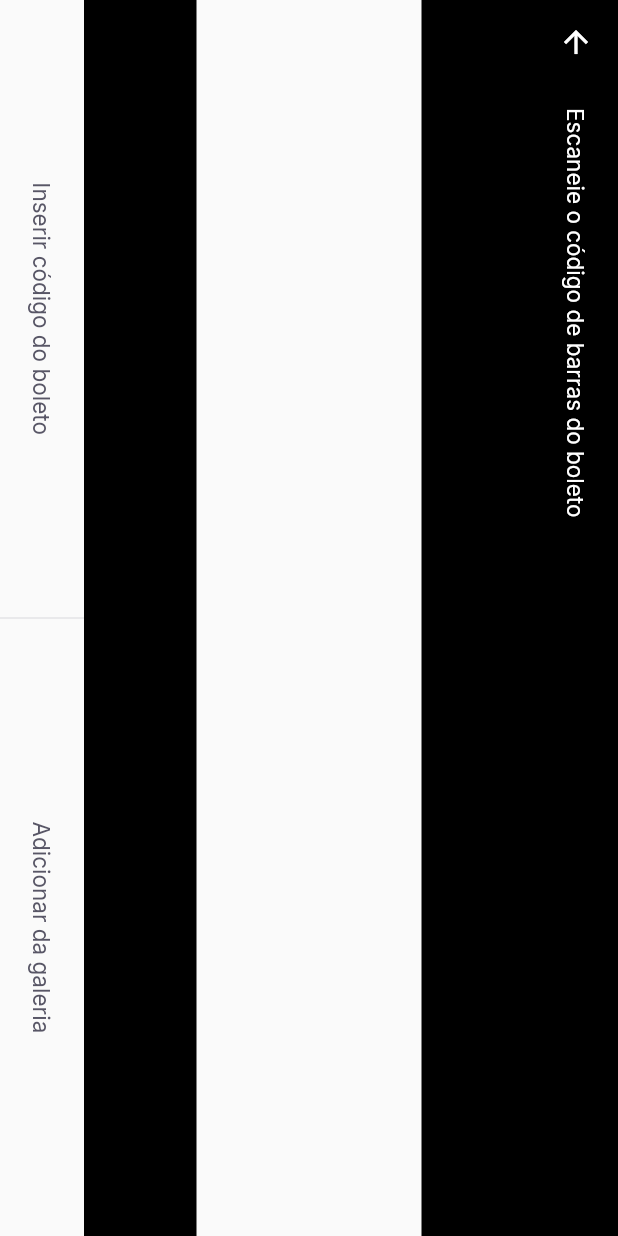
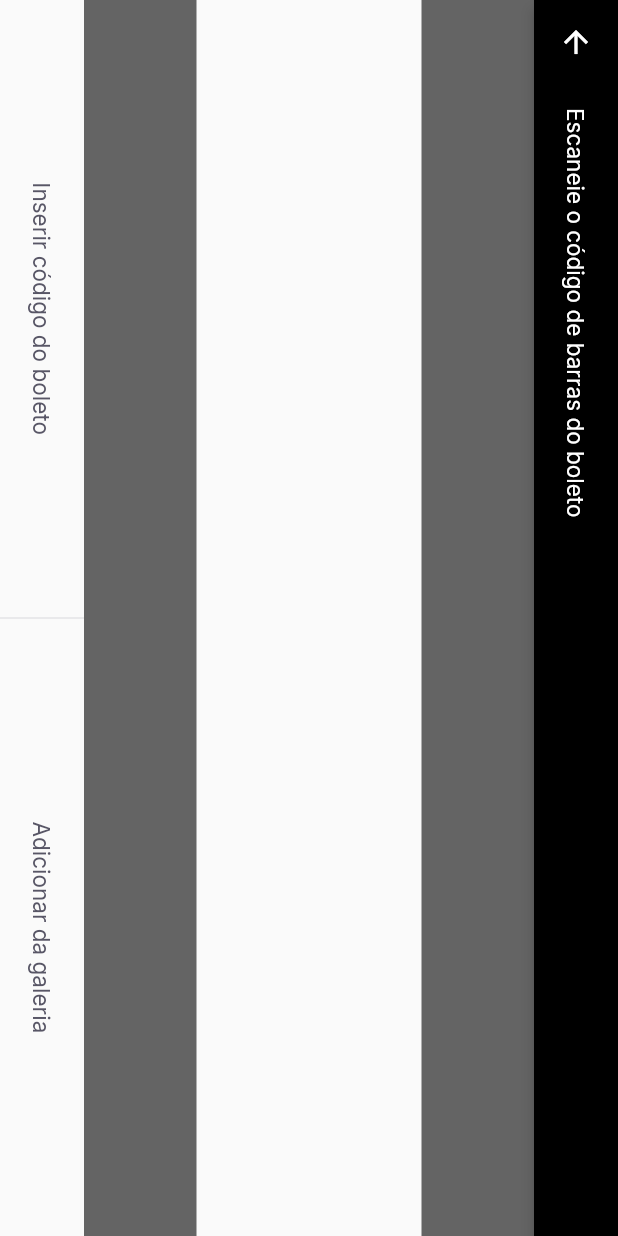
Before and after one commit to fell-lucas/payflow, a Flutter app: the BarcodeScannerPage screen opened by its route, on a phone screen of 412 x 824 dp. Run offline on Flutter 3.47's test engine with Material 2 defaults, Android fonts, the phone set to English and light mode, and no system bars; our stand-ins replace firebase_core, google_fonts, google_sign_in, shared_preferences; accounts and stored records are empty.

```diff
--- a/lib/modules/barcode_scanner/barcode_scanner_page.dart
+++ b/lib/modules/barcode_scanner/barcode_scanner_page.dart
@@ -1,6 +1,7 @@
 import 'package:flutter/material.dart';
 import 'package:payflow/shared/themes/app_colors.dart';
 import 'package:payflow/shared/themes/app_text_styles.dart';
+import 'package:payflow/shared/widgets/bottom_sheet/bottom_sheet_widget.dart';
 import 'package:payflow/shared/widgets/divider_vertical/divider_vertical_widget.dart';
 import 'package:payflow/shared/widgets/label_button/label_button.dart';
 import 'package:payflow/shared/widgets/set_label_buttons/set_label_buttons.dart';
@@ -15,6 +16,14 @@ class BarcodeScannerPage extends StatefulWidget {
 class _BarcodeScannerPageState extends State<BarcodeScannerPage> {
   @override
   Widget build(BuildContext context) {
+    // return BottomSheetWidget(
+    //   title: 'Não foi possível identificar um código de barras.',
+    //   subTitle: 'Tente escanear novamente ou digite o código do seu boleto.',
+    //   primaryLabel: 'Escanear novamente',
+    //   secondaryLabel: 'Digitar código',
+    //   primaryCb: () {},
+    //   secondaryCb: () {},
+    // );
     return SafeArea(
       top: true,
       bottom: true,
@@ -37,7 +46,7 @@ class _BarcodeScannerPageState extends State<BarcodeScannerPage> {
             children: [
               Expanded(
                 child: Container(
-                  color: Colors.black,
+                  color: Colors.black.withOpacity(0.6),
                 ),
               ),
               Expanded(
@@ -48,7 +57,7 @@ class _BarcodeScannerPageState extends State<BarcodeScannerPage> {
               ),
               Expanded(
                 child: Container(
-                  color: Colors.black,
+                  color: Colors.black.withOpacity(0.6),
                 ),
               )
             ],
--- a/lib/shared/widgets/label_button/label_button.dart
+++ b/lib/shared/widgets/label_button/label_button.dart
@@ -4,10 +4,12 @@ import 'package:payflow/shared/themes/app_text_styles.dart';
 class LabelButton extends StatelessWidget {
   final String label;
   final VoidCallback onPressed;
+  final TextStyle? style;
   const LabelButton({
     Key? key,
     required this.label,
     required this.onPressed,
+    this.style,
   }) : super(key: key);
 
   @override
@@ -18,7 +20,7 @@ class LabelButton extends StatelessWidget {
         onPressed: onPressed,
         child: Text(
           label,
-          style: TextStyles.buttonHeading,
+          style: style ?? TextStyles.buttonHeading,
         ),
       ),
     );
--- a/lib/shared/widgets/set_label_buttons/set_label_buttons.dart
+++ b/lib/shared/widgets/set_label_buttons/set_label_buttons.dart
@@ -1,4 +1,5 @@
 import 'package:flutter/material.dart';
+import 'package:payflow/shared/themes/app_text_styles.dart';
 import 'package:payflow/shared/widgets/divider_vertical/divider_vertical_widget.dart';
 import 'package:payflow/shared/widgets/label_button/label_button.dart';
 
@@ -7,12 +8,14 @@ class SetLabelButtons extends StatelessWidget {
   final VoidCallback primaryCb;
   final String secondaryLabel;
   final VoidCallback secondaryCb;
+  final bool enablePrimaryColor;
   const SetLabelButtons({
     Key? key,
     required this.primaryLabel,
     required this.primaryCb,
     required this.secondaryLabel,
     required this.secondaryCb,
+    this.enablePrimaryColor = false,
   }) : super(key: key);
 
   @override
@@ -25,6 +28,7 @@ class SetLabelButtons extends StatelessWidget {
             child: LabelButton(
               label: primaryLabel,
               onPressed: primaryCb,
+              style: enablePrimaryColor ? TextStyles.buttonPrimary : null,
             ),
           ),
           DividerVerticalWidget(),
```
Also changed, not shown: lib/app_widget.dart (+8 -0 lines), lib/shared/widgets/bottom_sheet/bottom_sheet_widget.dart (added, +76 -0 lines).
